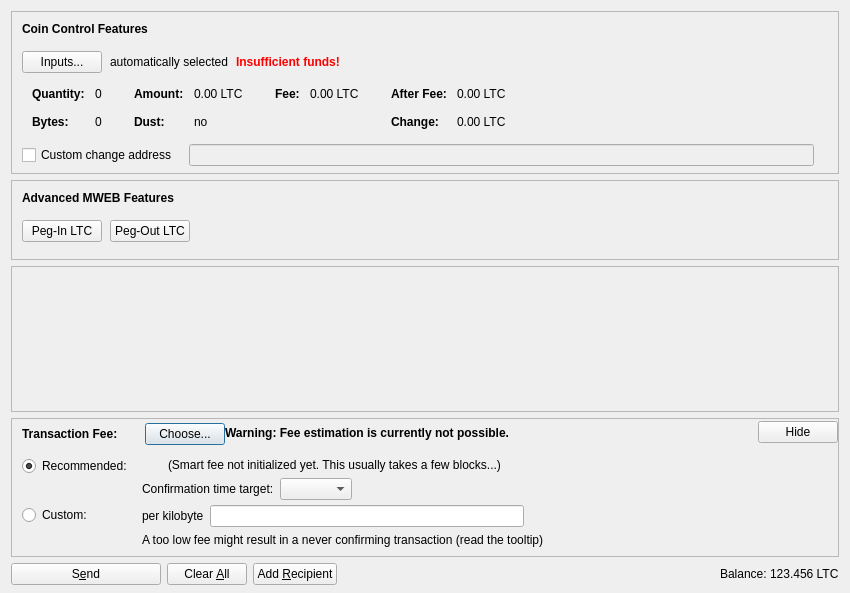
doriancoin-project/doriancoin, file src/qt/forms/sendcoinsdialog.ui: the form before one commit.
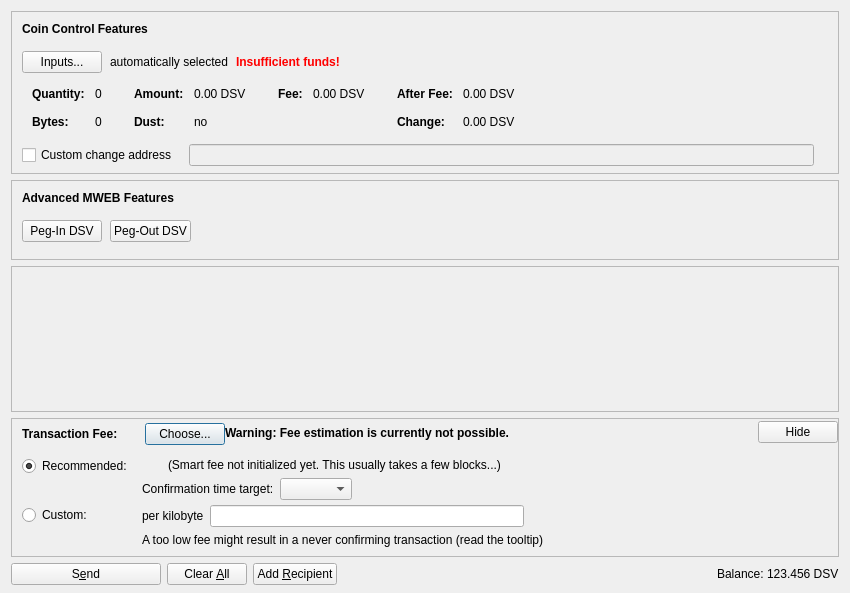
The form after the commit. Icons and pictures are not drawn. Custom widgets are drawn as their Qt base class.

Patch:
```diff
--- a/src/qt/forms/sendcoinsdialog.ui
+++ b/src/qt/forms/sendcoinsdialog.ui
@@ -324,7 +324,7 @@
                   <enum>Qt::ActionsContextMenu</enum>
                  </property>
                  <property name="text">
-                  <string notr="true">0.00 LTC</string>
+                  <string notr="true">0.00 DSV</string>
                  </property>
                  <property name="textInteractionFlags">
                   <set>Qt::LinksAccessibleByMouse|Qt::TextSelectableByKeyboard|Qt::TextSelectableByMouse</set>
@@ -404,7 +404,7 @@
                   <enum>Qt::ActionsContextMenu</enum>
                  </property>
                  <property name="text">
-                  <string notr="true">0.00 LTC</string>
+                  <string notr="true">0.00 DSV</string>
                  </property>
                  <property name="textInteractionFlags">
                   <set>Qt::LinksAccessibleByMouse|Qt::TextSelectableByKeyboard|Qt::TextSelectableByMouse</set>
@@ -455,7 +455,7 @@
                   <enum>Qt::ActionsContextMenu</enum>
                  </property>
                  <property name="text">
-                  <string notr="true">0.00 LTC</string>
+                  <string notr="true">0.00 DSV</string>
                  </property>
                  <property name="textInteractionFlags">
                   <set>Qt::LinksAccessibleByMouse|Qt::TextSelectableByKeyboard|Qt::TextSelectableByMouse</set>
@@ -484,7 +484,7 @@
                   <enum>Qt::ActionsContextMenu</enum>
                  </property>
                  <property name="text">
-                  <string notr="true">0.00 LTC</string>
+                  <string notr="true">0.00 DSV</string>
                  </property>
                  <property name="textInteractionFlags">
                   <set>Qt::LinksAccessibleByMouse|Qt::TextSelectableByKeyboard|Qt::TextSelectableByMouse</set>
@@ -667,7 +667,7 @@
              <string notr="true"/>
             </property>
             <property name="text">
-             <string>Peg-In LTC</string>
+             <string>Peg-In DSV</string>
             </property>
             <property name="checkable">
              <bool>true</bool>
@@ -683,7 +683,7 @@
              <string notr="true"/>
             </property>
             <property name="text">
-             <string>Peg-Out LTC</string>
+             <string>Peg-Out DSV</string>
             </property>
             <property name="checkable">
              <bool>true</bool>
@@ -1353,7 +1353,7 @@
           <cursorShape>IBeamCursor</cursorShape>
          </property>
          <property name="text">
-          <string notr="true">123.456 LTC</string>
+          <string notr="true">123.456 DSV</string>
          </property>
          <property name="textInteractionFlags">
           <set>Qt::LinksAccessibleByMouse|Qt::TextSelectableByKeyboard|Qt::TextSelectableByMouse</set>
```
